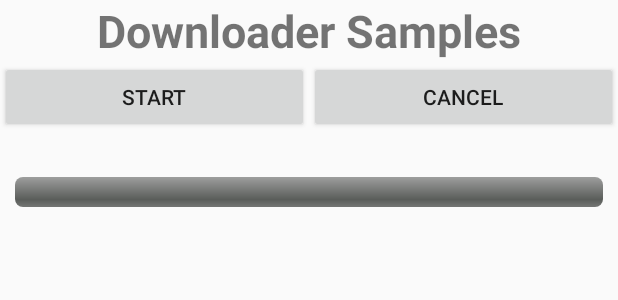
After one commit to dhivadeekshi/MyAndroidSamples, an Android app: the layout activity_downloader.xml on its own in the app's theme, with its tools: preview values and no code run, on a phone screen of 412 x 824 dp. The commit adds this screen. Shown: the top 300 px of the screen. Run offline under Robolectric (Android 15) with nearby library versions, the phone set to English and light mode, and no system bars.

Commit message:
Download Manager
Added Download Manager activity
Added Native download manager
Added Filed Downloader

```diff
--- a/app/src/main/AndroidManifest.xml
+++ b/app/src/main/AndroidManifest.xml
@@ -164,7 +164,8 @@
             </intent-filter>
         </activity>
         <activity android:name=".activity.WebViewActivity" />
-        <activity android:name=".googleplaygames.GPGSLogin"></activity>
+        <activity android:name=".googleplaygames.GPGSLogin" />
+        <activity android:name=".download.DownloaderActivity"></activity>
     </application>
 
 </manifest>
--- /dev/null
+++ b/app/src/main/res/layout/activity_downloader.xml
@@ -0,0 +1,67 @@
+<?xml version="1.0" encoding="utf-8"?>
+<android.support.constraint.ConstraintLayout xmlns:android="http://schemas.android.com/apk/res/android"
+    xmlns:app="http://schemas.android.com/apk/res-auto"
+    xmlns:tools="http://schemas.android.com/tools"
+    android:layout_width="match_parent"
+    android:layout_height="match_parent"
+    tools:context=".download.DownloaderActivity">
+
+    <LinearLayout
+        android:layout_width="match_parent"
+        android:layout_height="match_parent"
+        android:orientation="vertical">
+        <TextView
+            android:layout_width="match_parent"
+            android:layout_height="wrap_content"
+            android:text="@string/downloader_samples"
+            android:textAlignment="center"
+            android:textSize="30sp"
+            android:textStyle="bold"/>
+
+        <LinearLayout
+            android:layout_width="match_parent"
+            android:layout_height="wrap_content"
+            android:orientation="horizontal">
+            <Button
+                android:layout_width="match_parent"
+                android:layout_height="match_parent"
+                android:layout_weight="1"
+                android:onClick="onClick"
+                android:id="@+id/buttonStartDownload"
+                android:text="Start"/>
+            <Button
+                android:layout_width="match_parent"
+                android:layout_height="match_parent"
+                android:layout_weight="1"
+                android:onClick="onClick"
+                android:id="@+id/buttonCancelDownload"
+                android:text="Cancel"/>
+        </LinearLayout>
+
+        <TextView
+            android:layout_width="match_parent"
+            android:layout_height="wrap_content"
+            android:id="@+id/textDownloadCount"/>
+
+        <ProgressBar
+            android:id="@+id/progressDownloading"
+            style="@android:style/Widget.ProgressBar.Horizontal"
+            android:layout_width="match_parent"
+            android:layout_height="wrap_content"
+            android:progress="0"
+            android:layout_margin="10dp"/>
+
+
+        <ScrollView
+            android:layout_width="match_parent"
+            android:layout_height="wrap_content">
+            <TextView
+                android:layout_width="match_parent"
+                android:layout_height="wrap_content"
+                android:id="@+id/textDownloadFailedList"/>
+        </ScrollView>
+
+
+    </LinearLayout>
+
+</android.support.constraint.ConstraintLayout>
--- a/app/src/main/res/layout/activity_main.xml
+++ b/app/src/main/res/layout/activity_main.xml
@@ -36,12 +36,16 @@
             android:text="@string/launch_gpgsachievements"/>
 
         <Button
+            android:layout_width="match_parent"
+            android:layout_height="wrap_content"
+            android:id="@+id/BtnLaunchDownloader"
+            android:text="@string/launch_downloader"/>
+        <Button
             android:id="@+id/buttonTestCrash"
             android:layout_width="match_parent"
             android:layout_height="wrap_content"
             android:text="@string/text_crash"
             android:onClick="onClick"/>
-
 
         <TextView
             android:id="@+id/orientation_description"
--- a/app/src/main/res/values/strings.xml
+++ b/app/src/main/res/values/strings.xml
@@ -14,4 +14,6 @@
     <string name="string_x">X</string>
     <string name="app_id"> </string>
     <string name="text_crash">CRASH</string>
+    <string name="downloader_samples">Downloader Samples</string>
+    <string name="launch_downloader">Launch Downloader</string>
 </resources>
```
Also changed, not shown: app/src/main/java/com/dhivakar/mysamples/MainActivity.java (+20 -0 lines), app/src/main/java/com/dhivakar/mysamples/download/FileDownloader.java (added, +217 -0 lines), app/src/main/java/com/dhivakar/mysamples/download/NativeDownloadManager.java (added, +341 -0 lines).
